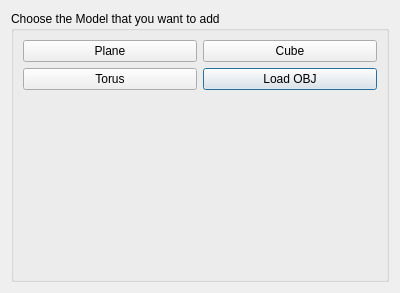
The window that src/modelsdialog.ui (medaminbl97/qt3drendrer) describes before a commit, drawn with Qt 5.
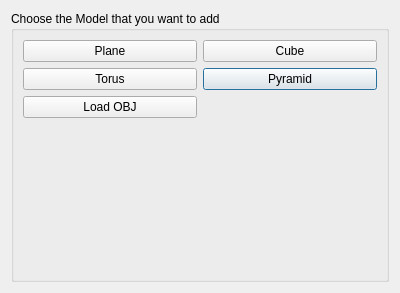
The same window after the commit.

Commit message:
Add geometric model classes: Plane, Cube, Pyramid, and Torus
- Implemented Plane class with default vertices and polygons.
- Implemented Cube class with vertices for all six faces.
- Implemented Pyramid class with a base and four triangular sides.
- Implemented Torus class with parametric generation of vertices.
- Each class normalizes its polygons after creation.

```diff
--- a/src/modelsdialog.ui
+++ b/src/modelsdialog.ui
@@ -21,9 +21,16 @@
      </property>
      <layout class="QGridLayout" name="gridLayout_2">
       <item row="1" column="1">
-       <widget class="QPushButton" name="loadObjBtn">
+       <widget class="QPushButton" name="pyramidBtn">
         <property name="text">
-         <string>Load OBJ</string>
+         <string>Pyramid</string>
+        </property>
+       </widget>
+      </item>
+      <item row="0" column="1">
+       <widget class="QPushButton" name="cubeBtn">
+        <property name="text">
+         <string>Cube</string>
         </property>
        </widget>
       </item>
@@ -41,14 +48,14 @@
         </property>
        </widget>
       </item>
-      <item row="0" column="1">
-       <widget class="QPushButton" name="cubeBtn">
-        <property name="text">
-         <string>Cube</string>
-        </property>
-       </widget>
-      </item>
       <item row="2" column="0">
+       <widget class="QPushButton" name="loadObjBtn">
+        <property name="text">
+         <string>Load OBJ</string>
+        </property>
+       </widget>
+      </item>
+      <item row="4" column="0">
        <spacer name="verticalSpacer">
         <property name="orientation">
          <enum>Qt::Orientation::Vertical</enum>
```
The commit also changes 18 other files.
